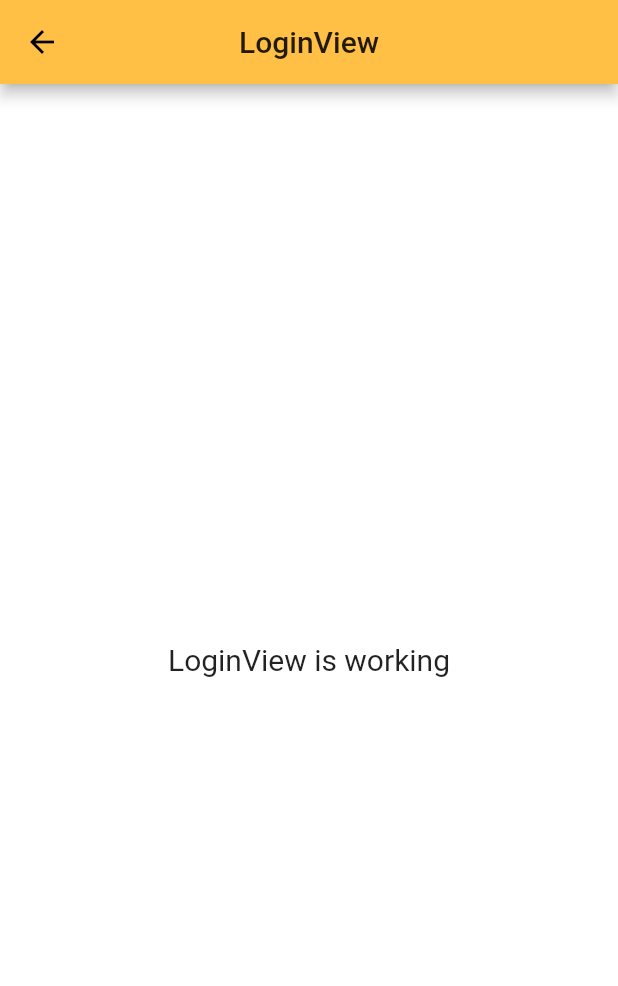
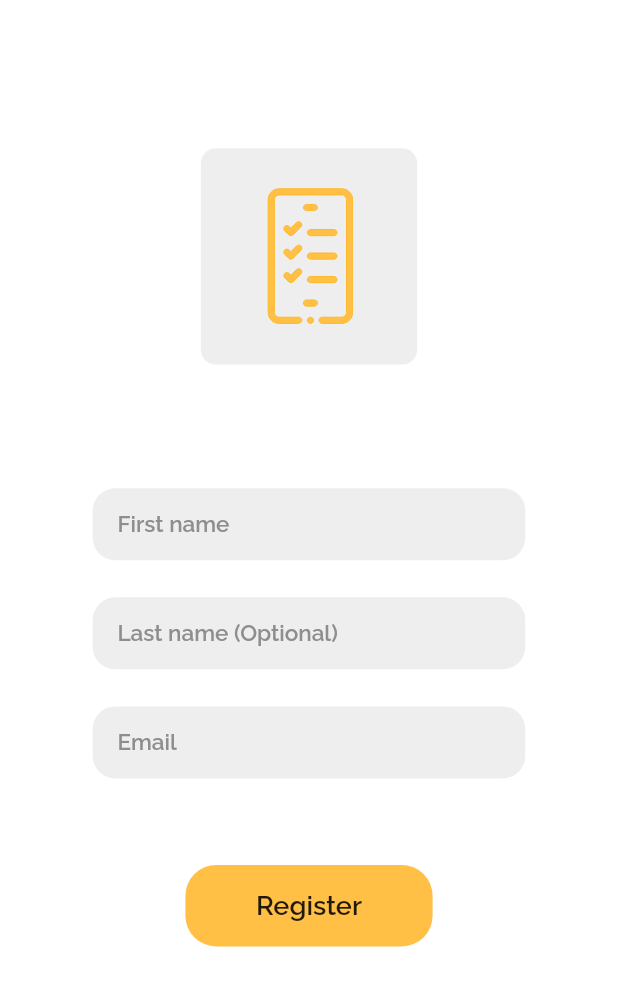
Before and after one commit to JobinBiju/Taskly, a Flutter app: the WelcomeView screen opened by its route, after a tap on "Start", on a phone screen of 412 x 824 dp. Shown: the top 986 px of the screen. Run offline on Flutter 3.47's test engine with Material 2 defaults, Android fonts, the light colour scheme and no system bars; our stand-ins replace bubble_bottom_bar, flutter_svg, font_awesome_flutter, get, get_storage, google_fonts and 1 more; accounts and stored records are empty.

Commit message:
Added login screen
Added login screen UI with button to home page

```diff
--- /dev/null
+++ b/lib/app/global_widgets/input_text_feild.dart
@@ -0,0 +1,34 @@
+import 'package:flutter/material.dart';
+import 'package:taskly/app/theme/text_theme.dart';
+
+class InputTextFormField extends StatelessWidget {
+  final String hintText;
+  const InputTextFormField({
+    Key key,
+    this.hintText,
+  }) : super(key: key);
+
+  @override
+  Widget build(BuildContext context) {
+    Size size = MediaQuery.of(context).size;
+    return Container(
+      padding: EdgeInsets.symmetric(horizontal: size.width * 0.04),
+      decoration: BoxDecoration(
+        color: Color(0xffeeeeee),
+        borderRadius: BorderRadius.circular(15),
+      ),
+      child: TextFormField(
+        cursorHeight: 18,
+        decoration: InputDecoration(
+          hintText: hintText,
+          hintStyle: kSub2HeadTextStyle.copyWith(
+            fontSize: 15,
+            color: Color(0xff8E8E8E),
+          ),
+          enabledBorder: InputBorder.none,
+          focusedBorder: InputBorder.none,
+        ),
+      ),
+    );
+  }
+}
--- /dev/null
+++ b/lib/app/global_widgets/proceed_button.dart
@@ -0,0 +1,34 @@
+import 'package:flutter/material.dart';
+import 'package:taskly/app/theme/text_theme.dart';
+
+class ProceedButton extends StatelessWidget {
+  final String title;
+  final Function onPress;
+  const ProceedButton({
+    Key key,
+    this.title,
+    this.onPress,
+    @required this.size,
+  }) : super(key: key);
+
+  final Size size;
+
+  @override
+  Widget build(BuildContext context) {
+    return MaterialButton(
+      onPressed: onPress,
+      height: size.height * 0.066,
+      minWidth: size.width * 0.4,
+      elevation: 0,
+      child: Text(
+        title,
+        style: kSub2HeadTextStyle,
+      ),
+      color: Color(0xffffc045),
+      splashColor: Color(0xfffdb827),
+      highlightColor: Color(0xfffdb827),
+      shape: RoundedRectangleBorder(
+          borderRadius: BorderRadius.circular(size.width * 0.05)),
+    );
+  }
+}
--- a/lib/app/modules/home/views/home_view.dart
+++ b/lib/app/modules/home/views/home_view.dart
@@ -6,6 +6,7 @@ import 'package:taskly/app/modules/home/controllers/home_controller.dart';
 import 'package:taskly/app/theme/text_theme.dart';
 
 class HomeView extends GetView<HomeController> {
+  final controller = Get.put(HomeController());
   @override
   Widget build(BuildContext context) {
     return Scaffold(
--- a/lib/app/modules/welcome/views/login_view.dart
+++ b/lib/app/modules/welcome/views/login_view.dart
@@ -1,19 +1,61 @@
 import 'package:flutter/material.dart';
-
+import 'package:flutter_svg/svg.dart';
 import 'package:get/get.dart';
+import 'package:taskly/app/global_widgets/input_text_feild.dart';
+import 'package:taskly/app/global_widgets/proceed_button.dart';
+import 'package:taskly/app/modules/home/views/home_view.dart';
 
 class LoginView extends GetView {
   @override
   Widget build(BuildContext context) {
+    Size size = MediaQuery.of(context).size;
     return Scaffold(
-      appBar: AppBar(
-        title: Text('LoginView'),
-        centerTitle: true,
-      ),
-      body: Center(
-        child: Text(
-          'LoginView is working',
-          style: TextStyle(fontSize: 20),
+      body: Container(
+        height: size.height,
+        width: size.width,
+        padding: EdgeInsets.only(
+            top: size.height * 0.12,
+            left: size.width * 0.15,
+            right: size.width * 0.15),
+        decoration: BoxDecoration(
+          color: Colors.white,
+        ),
+        child: Column(
+          crossAxisAlignment: CrossAxisAlignment.center,
+          children: [
+            Container(
+              height: size.width * 0.35,
+              width: size.width * 0.35,
+              padding: EdgeInsets.symmetric(vertical: size.height * 0.03),
+              decoration: BoxDecoration(
+                color: Color(0xffeeeeee),
+                borderRadius: BorderRadius.circular(10),
+              ),
+              child: SvgPicture.asset(
+                'assets/icons/taskly_logo.svg',
+              ),
+            ),
+            SizedBox(height: size.height * 0.1),
+            InputTextFormField(
+              hintText: 'First name',
+            ),
+            SizedBox(height: size.height * 0.03),
+            InputTextFormField(
+              hintText: 'Last name (Optional)',
+            ),
+            SizedBox(height: size.height * 0.03),
+            InputTextFormField(
+              hintText: 'Email',
+            ),
+            SizedBox(height: size.height * 0.07),
+            ProceedButton(
+              size: size,
+              onPress: () {
+                Get.offAll(HomeView());
+              },
+              title: 'Register',
+            ),
+          ],
         ),
       ),
     );
--- a/lib/app/modules/welcome/views/welcome_view.dart
+++ b/lib/app/modules/welcome/views/welcome_view.dart
@@ -2,6 +2,7 @@ import 'package:flutter/cupertino.dart';
 import 'package:flutter/material.dart';
 import 'package:flutter_svg/svg.dart';
 import 'package:get/get.dart';
+import 'package:taskly/app/global_widgets/proceed_button.dart';
 import 'package:taskly/app/modules/welcome/controllers/welcome_controller.dart';
 import 'package:taskly/app/modules/welcome/views/login_view.dart';
 import 'package:taskly/app/theme/text_theme.dart';
@@ -46,28 +47,20 @@ class WelcomeView extends GetView<WelcomeController> {
               'Get Organized',
               style: kSub2HeadTextStyle,
             ),
-            SizedBox(height: size.height * 0.038),
+            SizedBox(height: size.height * 0.04),
             SvgPicture.asset(
               'assets/icons/laptopPerson2.svg',
-              height: size.height * 0.42,
+              height: size.height * 0.44,
             ),
-            SizedBox(height: size.height * 0.07),
+            SizedBox(height: size.height * 0.062),
             Align(
               alignment: Alignment.center,
-              child: MaterialButton(
-                onPressed: () {
+              child: ProceedButton(
+                size: size,
+                onPress: () {
                   Get.to(LoginView());
                 },
-                height: size.height * 0.07,
-                minWidth: size.width * 0.4,
-                elevation: 0,
-                child: Text(
-                  'Start',
-                  style: kSub2HeadTextStyle,
-                ),
-                color: Color(0xffffc045),
-                shape: RoundedRectangleBorder(
-                    borderRadius: BorderRadius.circular(size.width * 0.05)),
+                title: 'Start',
               ),
             )
           ],
--- a/lib/app/routes/app_pages.dart
+++ b/lib/app/routes/app_pages.dart
@@ -13,7 +13,7 @@ import 'package:taskly/app/modules/welcome/views/welcome_view.dart';
 part 'app_routes.dart';
 
 class AppPages {
-  static const INITIAL = Routes.WELCOME;
+  static const INITIAL = Routes.SPLASH_SCREEN;
 
   static final routes = [
     GetPage(
--- a/lib/app/theme/text_theme.dart
+++ b/lib/app/theme/text_theme.dart
@@ -29,3 +29,9 @@ const kDefaultShadow = BoxShadow(
   blurRadius: 20,
   color: Colors.black26,
 );
+
+const kLightShadow = BoxShadow(
+  offset: Offset(0, 0),
+  blurRadius: 50,
+  color: Colors.black12,
+);
```
